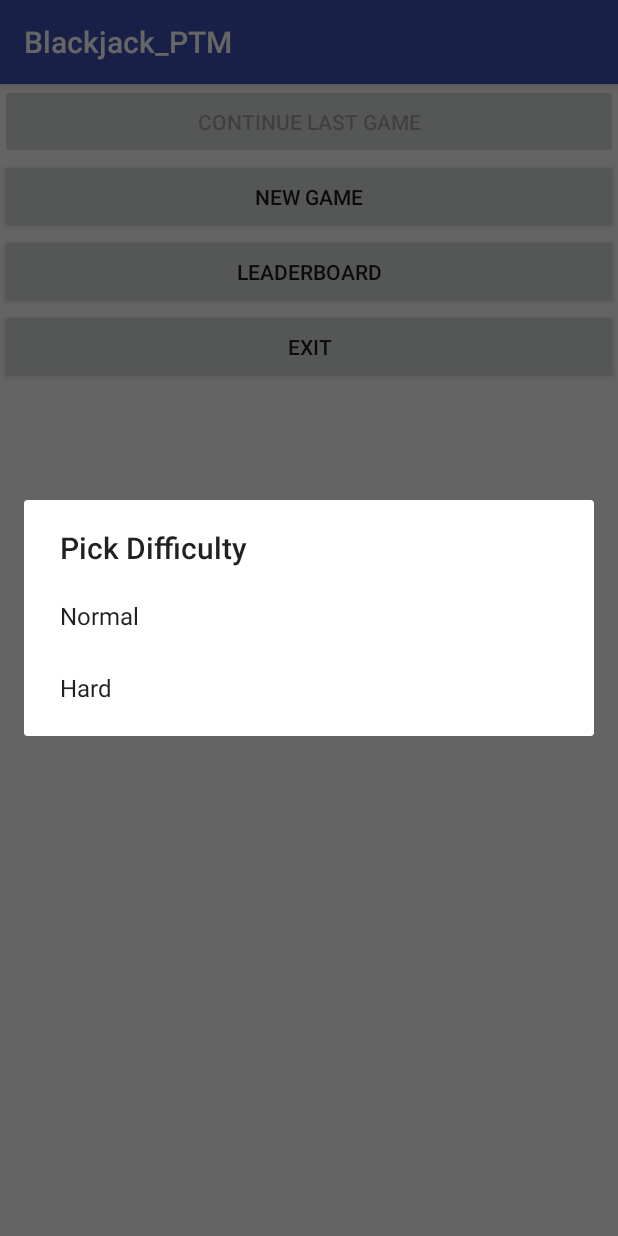
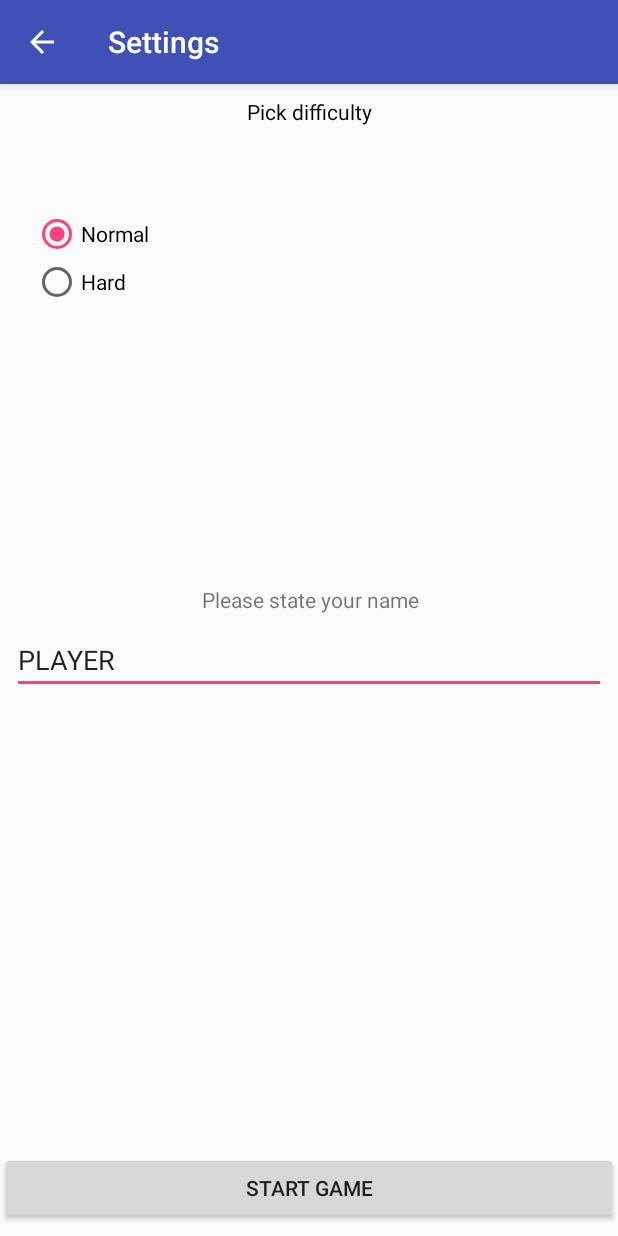
Before and after one commit to Flieris/Blackjack_PTM, an Android app: the screen it shows after launch (MainActivity before the commit, SettingsActivity after it), after a tap on "NEW GAME", on a phone screen of 412 x 824 dp. Run offline under Robolectric (Android 15) with nearby library versions, the phone set to English and light mode, and no system bars.

Commit message:
Added two difficulties to the game: normal and hard Hard difficulty is basically same as normal but aces ALWAYS count as 1

```diff
--- a/app/build.gradle
+++ b/app/build.gradle
@@ -26,6 +26,7 @@ dependencies {
     })
     compile 'com.android.support:appcompat-v7:26.+'
     compile 'com.android.support.constraint:constraint-layout:1.0.2'
+    compile 'com.github.rjsvieira:floatingMenu:1.2.0'
+    compile 'com.android.support:support-v4:26.+'
     testCompile 'junit:junit:4.12'
-    compile 'com.github.rjsvieira:floatingMenu:1.2.0'
 }
--- a/app/src/main/java/com/example/lenni/blackjack_ptm/MainActivity.java
+++ b/app/src/main/java/com/example/lenni/blackjack_ptm/MainActivity.java
@@ -1,6 +1,7 @@
 package com.example.lenni.blackjack_ptm;
 
 import android.app.DialogFragment;
+import android.content.Intent;
 import android.support.v7.app.AppCompatActivity;
 import android.os.Bundle;
 import android.view.View;
@@ -20,8 +21,8 @@ public class MainActivity extends AppCompatActivity {
          @Override
          public void onClick(View view) {
             Toast.makeText(getApplicationContext(),"Difficulty picked", Toast.LENGTH_LONG).show();
-            DialogFragment newFragment = DifficultyDialog.newInstance();
-            newFragment.show(getFragmentManager(),"DifficultyDialogTag");
+            Intent intent = new Intent(getApplicationContext(),SettingsActivity.class);
+            startActivity(intent);
          }
       });
    }
--- /dev/null
+++ b/app/src/main/java/com/example/lenni/blackjack_ptm/SettingsActivity.java
@@ -0,0 +1,47 @@
+package com.example.lenni.blackjack_ptm;
+
+import android.content.Intent;
+import android.provider.MediaStore;
+import android.support.v7.app.AppCompatActivity;
+import android.os.Bundle;
+import android.view.View;
+import android.widget.Button;
+import android.widget.EditText;
+import android.widget.RadioButton;
+import android.widget.RadioGroup;
+
+public class SettingsActivity extends AppCompatActivity {
+   private int difficulty;
+   private String player_name;
+   public static final String SETTINGS = "Settings";
+   public GameSettings settings;
+   private RadioButton normal,hard;
+
+   @Override
+   protected void onCreate(Bundle savedInstanceState) {
+      super.onCreate(savedInstanceState);
+      setContentView(R.layout.activity_settings);
+      settings = new GameSettings();
+      normal = (RadioButton)findViewById(R.id.normal_difficulty);
+      hard = (RadioButton)findViewById(R.id.different_difficulty);
+      Button start_button = (Button)findViewById(R.id.start_game);
+      start_button.setOnClickListener(new View.OnClickListener() {
+            @Override
+         public void onClick(View view) {
+            player_name = ((EditText)findViewById(R.id.player_et)).getText().toString();
+            settings.setPlayerName(player_name);
+            if(normal.isChecked())difficulty = 0;
+            if(hard.isChecked())difficulty = 1;
+            settings.setDifficulty(difficulty);
+            Intent intent = new Intent(getApplicationContext(),GameActivity.class);
+            intent.putExtra(SETTINGS,settings);
+            startActivity(intent);
+         }
+      });
+   }
+
+
+   protected void onActivityResult(){
+      finish();
+   }
+}
--- a/app/src/main/res/layout/activity_main.xml
+++ b/app/src/main/res/layout/activity_main.xml
@@ -21,16 +21,4 @@
         android:layout_height="50dp"
         android:text="@string/new_game"
         android:layout_below="@id/continue_game"/>
-    <Button
-        android:id="@+id/leader_board"
-        android:layout_width="match_parent"
-        android:layout_height="50dp"
-        android:text="@string/leader_board"
-        android:layout_below="@id/new_game"/>
-    <Button
-        android:id="@+id/exit_button"
-        android:layout_width="match_parent"
-        android:layout_height="50dp"
-        android:text="@string/exit"
-        android:layout_below="@id/leader_board"/>
 </RelativeLayout>
--- /dev/null
+++ b/app/src/main/res/layout/activity_settings.xml
@@ -0,0 +1,98 @@
+<?xml version="1.0" encoding="utf-8"?>
+<android.support.constraint.ConstraintLayout
+   xmlns:android="http://schemas.android.com/apk/res/android"
+   xmlns:app="http://schemas.android.com/apk/res-auto"
+   xmlns:tools="http://schemas.android.com/tools"
+   android:layout_width="match_parent"
+   android:layout_height="match_parent"
+   tools:context="com.example.lenni.blackjack_ptm.SettingsActivity">
+   <TextView
+      android:layout_width="wrap_content"
+      android:layout_height="wrap_content"
+      android:id="@+id/TextView"
+      android:text="@string/Difficulty_tv"
+      android:textColor="#000000"
+      android:layout_marginBottom="8dp"
+      app:layout_constraintBottom_toTopOf="@+id/difficulty_pick"
+      app:layout_constraintTop_toTopOf="parent"
+      android:layout_marginTop="8dp"
+      app:layout_constraintRight_toRightOf="parent"
+      app:layout_constraintLeft_toLeftOf="parent"
+      app:layout_constraintVertical_bias="0.00999999"/>
+   <RadioGroup
+      android:id="@+id/difficulty_pick"
+      android:layout_width="368dp"
+      android:layout_height="wrap_content"
+      app:layout_constraintLeft_toLeftOf="parent"
+      app:layout_constraintRight_toRightOf="parent"
+      app:layout_constraintTop_toTopOf="parent"
+      android:layout_marginBottom="8dp"
+      app:layout_constraintBottom_toTopOf="@+id/player_et"
+      app:layout_constraintVertical_bias="0.29000002">
+
+      <RadioButton
+         android:id="@+id/normal_difficulty"
+         android:layout_width="368dp"
+         android:layout_height="wrap_content"
+         android:layout_weight="1"
+         android:text="@string/normal_difficulty"
+         tools:layout_editor_absoluteX="8dp"
+         tools:layout_editor_absoluteY="139dp"
+         android:checked="true"/>
+
+      <RadioButton
+         android:id="@+id/different_difficulty"
+         android:layout_width="368dp"
+         android:layout_height="wrap_content"
+         android:layout_weight="1"
+         android:text="@string/different_difficulty"
+         tools:layout_editor_absoluteX="8dp"
+         tools:layout_editor_absoluteY="426dp"/>
+   </RadioGroup>
+
+   <TextView
+      android:id="@+id/player_choice"
+      android:layout_width="wrap_content"
+      android:layout_height="wrap_content"
+      android:text="@string/player_choice"
+      app:layout_constraintBottom_toBottomOf="parent"
+      app:layout_constraintRight_toRightOf="parent"
+      app:layout_constraintLeft_toLeftOf="parent"
+      android:layout_marginBottom="124dp"
+      android:layout_marginTop="8dp"
+      app:layout_constraintTop_toBottomOf="@+id/difficulty_pick"
+      app:layout_constraintHorizontal_bias="0.504"
+      app:layout_constraintVertical_bias="0.38"/>
+
+   <EditText
+      android:layout_width="0dp"
+      android:layout_height="wrap_content"
+      android:id="@+id/player_et"
+      android:text="@string/player_et"
+      app:layout_constraintLeft_toLeftOf="parent"
+      app:layout_constraintRight_toRightOf="parent"
+      app:layout_constraintHorizontal_bias="0.0"
+      android:layout_marginTop="8dp"
+      app:layout_constraintTop_toBottomOf="@+id/player_choice"
+      android:layout_marginRight="8dp"
+      android:layout_marginLeft="8dp"
+      android:layout_marginStart="8dp"
+      android:layout_marginEnd="8dp"/>
+   <Button
+      android:id="@+id/start_game"
+      android:text="@string/start_game"
+      android:layout_width="0dp"
+      android:layout_height="wrap_content"
+      android:layout_marginTop="8dp"
+      app:layout_constraintTop_toBottomOf="@+id/player_et"
+      app:layout_constraintBottom_toBottomOf="parent"
+      android:layout_marginBottom="8dp"
+      app:layout_constraintVertical_bias="1.0"
+      app:layout_constraintRight_toRightOf="parent"
+      app:layout_constraintLeft_toLeftOf="parent"
+      app:layout_constraintHorizontal_bias="0.0"
+      android:onClick="StartGame"/>
+
+
+
+</android.support.constraint.ConstraintLayout>
```
Also changed, not shown: app/src/main/AndroidManifest.xml (+8 -0 lines), app/src/main/java/com/example/lenni/blackjack_ptm/CardDeck.java (+16 -10 lines), app/src/main/java/com/example/lenni/blackjack_ptm/GameActivity.java (+36 -14 lines), app/src/main/java/com/example/lenni/blackjack_ptm/GameSettings.java (+35 -1 lines), app/src/main/res/values/strings.xml (+82 -0 lines).
